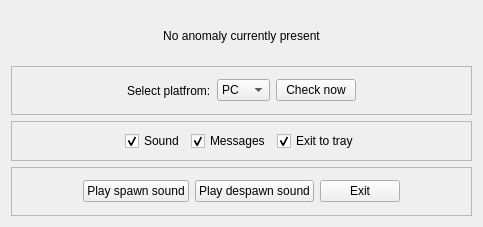
The window that ui/tracker_ui.ui (Kanjirito/wf-sentient-tracker) describes before a commit, drawn with Qt 5.
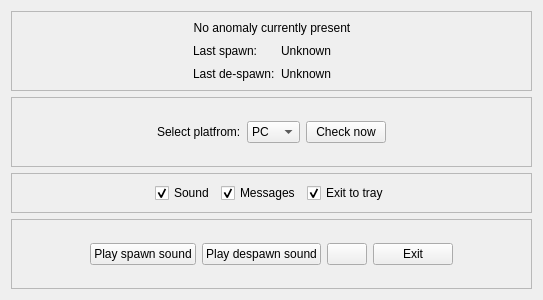
The same window after the commit.

Commit message: last spawndespawn time stamp, simple help window

The edit to the form file:
```diff
--- a/ui/tracker_ui.ui
+++ b/ui/tracker_ui.ui
@@ -6,8 +6,8 @@
    <rect>
     <x>0</x>
     <y>0</y>
-    <width>483</width>
-    <height>227</height>
+    <width>543</width>
+    <height>300</height>
    </rect>
   </property>
   <property name="windowTitle">
@@ -15,19 +15,106 @@
   </property>
   <layout class="QVBoxLayout" name="verticalLayout">
    <item>
-    <widget class="QLabel" name="StatusLabel">
-     <property name="text">
-      <string>No anomaly currently present</string>
+    <widget class="QFrame" name="frame_4">
+     <property name="frameShape">
+      <enum>QFrame::StyledPanel</enum>
      </property>
-     <property name="scaledContents">
-      <bool>false</bool>
+     <property name="frameShadow">
+      <enum>QFrame::Raised</enum>
      </property>
-     <property name="alignment">
-      <set>Qt::AlignCenter</set>
-     </property>
-     <property name="textInteractionFlags">
-      <set>Qt::NoTextInteraction</set>
-     </property>
+     <layout class="QGridLayout" name="gridLayout">
+      <item row="1" column="1">
+       <widget class="QLabel" name="label_2">
+        <property name="sizePolicy">
+         <sizepolicy hsizetype="Fixed" vsizetype="Preferred">
+          <horstretch>0</horstretch>
+          <verstretch>0</verstretch>
+         </sizepolicy>
+        </property>
+        <property name="layoutDirection">
+         <enum>Qt::LeftToRight</enum>
+        </property>
+        <property name="text">
+         <string>Last spawn:</string>
+        </property>
+       </widget>
+      </item>
+      <item row="1" column="2">
+       <widget class="QLabel" name="SpawnLabel">
+        <property name="sizePolicy">
+         <sizepolicy hsizetype="Preferred" vsizetype="Preferred">
+          <horstretch>0</horstretch>
+          <verstretch>0</verstretch>
+         </sizepolicy>
+        </property>
+        <property name="text">
+         <string>Unknown</string>
+        </property>
+       </widget>
+      </item>
+      <item row="0" column="1" colspan="2">
+       <widget class="QLabel" name="StatusLabel">
+        <property name="text">
+         <string>No anomaly currently present</string>
+        </property>
+        <property name="scaledContents">
+         <bool>false</bool>
+        </property>
+        <property name="alignment">
+         <set>Qt::AlignCenter</set>
+        </property>
+        <property name="textInteractionFlags">
+         <set>Qt::NoTextInteraction</set>
+        </property>
+       </widget>
+      </item>
+      <item row="1" column="3">
+       <spacer name="horizontalSpacer_8">
+        <property name="orientation">
+         <enum>Qt::Horizontal</enum>
+        </property>
+        <property name="sizeHint" stdset="0">
+         <size>
+          <width>40</width>
+          <height>20</height>
+         </size>
+        </property>
+       </spacer>
+      </item>
+      <item row="1" column="0">
+       <spacer name="horizontalSpacer_7">
+        <property name="orientation">
+         <enum>Qt::Horizontal</enum>
+        </property>
+        <property name="sizeHint" stdset="0">
+         <size>
+          <width>40</width>
+          <height>20</height>
+         </size>
+        </property>
+       </spacer>
+      </item>
+      <item row="2" column="1">
+       <widget class="QLabel" name="label_3">
+        <property name="sizePolicy">
+         <sizepolicy hsizetype="Fixed" vsizetype="Preferred">
+          <horstretch>0</horstretch>
+          <verstretch>0</verstretch>
+         </sizepolicy>
+        </property>
+        <property name="text">
+         <string>Last de-spawn:</string>
+        </property>
+       </widget>
+      </item>
+      <item row="2" column="2">
+       <widget class="QLabel" name="DespawnLabel">
+        <property name="text">
+         <string>Unknown</string>
+        </property>
+       </widget>
+      </item>
+     </layout>
     </widget>
    </item>
    <item>
@@ -229,6 +316,13 @@
         </property>
        </widget>
       </item>
+      <item>
+       <widget class="QPushButton" name="HelpButton">
+        <property name="text">
+         <string/>
+        </property>
+       </widget>
+      </item>
       <item>
        <widget class="QPushButton" name="ExitButton">
         <property name="sizePolicy">
```
The commit also changes 2 other files.
